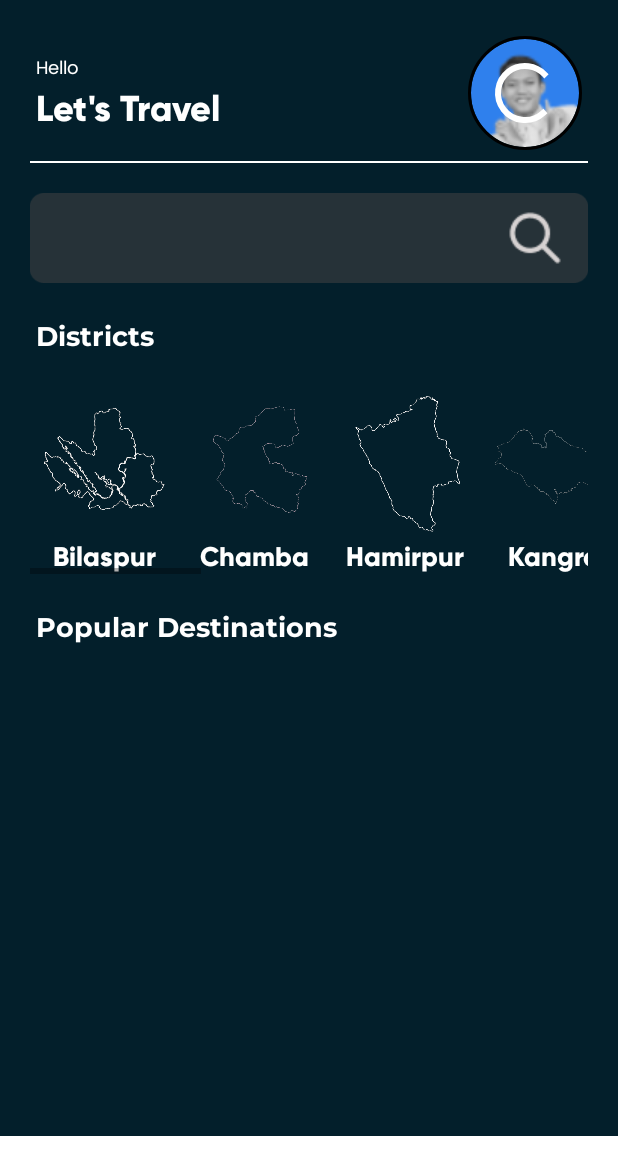
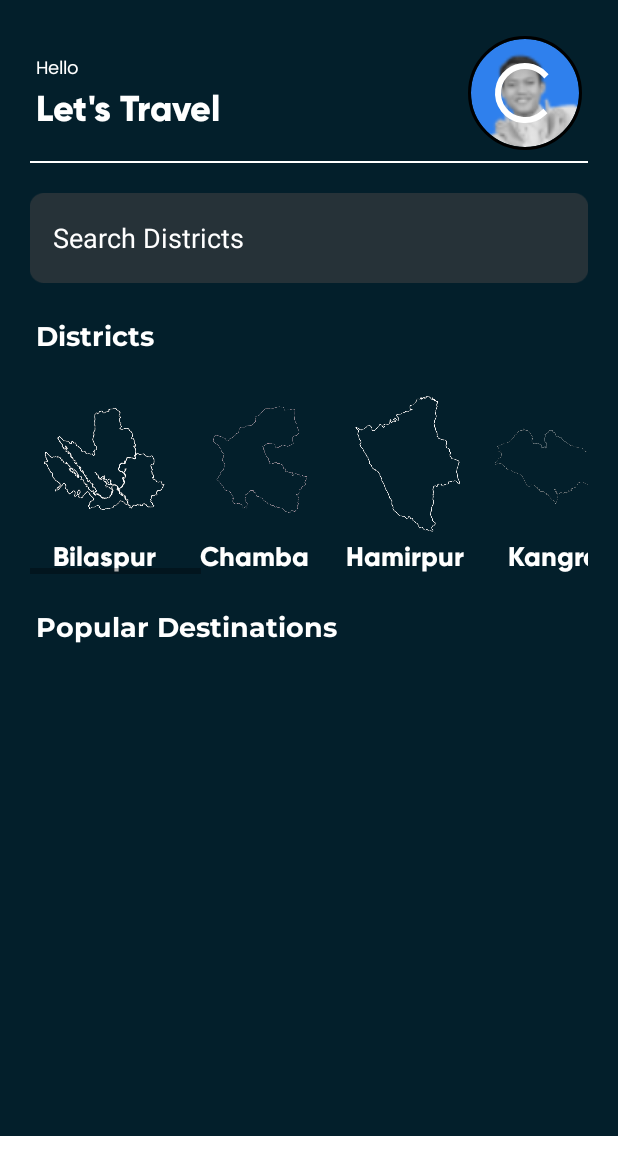
Before and after one commit to adword01/TripIT, an Android app: the layout fragment_home.xml on its own in the app's theme, with its tools: preview values and no code run, on a phone screen of 412 x 824 dp. Shown: the top 1175 px of the screen. Run offline under Robolectric (Android 15) with nearby library versions, the phone set to English and light mode, and no system bars; Roboto replaces fonts that are not available here.

Commit message:
Search Functionality Updates

```diff
--- a/app/src/main/res/layout/fragment_home.xml
+++ b/app/src/main/res/layout/fragment_home.xml
@@ -62,26 +62,21 @@
            app:layout_constraintTop_toBottomOf="@+id/textView4"
            tools:layout_editor_absoluteX="24dp" />
 
-       <androidx.appcompat.widget.SearchView
+       <EditText
            android:id="@+id/searchView"
            android:layout_width="match_parent"
            android:layout_height="60dp"
            android:layout_margin="20dp"
+           android:paddingStart="15dp"
            android:background="@drawable/searchbar_bg"
-           android:gravity="end"
-
+           android:textColorHint="@color/white"
+           android:hint="Search Districts"
+           app:searchHintIcon="@drawable/search_icon"
            android:paddingRight="15dp"
            app:layout_constraintTop_toBottomOf="@+id/view"
-           tools:layout_editor_absoluteX="20dp">
+           tools:layout_editor_absoluteX="20dp"/>
 
-           <ImageView
-               android:layout_width="40dp"
-               android:layout_height="40dp"
-               android:layout_gravity="end|center_vertical"
-               android:background="@drawable/search_icon"
-               android:paddingEnd="20dp" />
 
-       </androidx.appcompat.widget.SearchView>
 
 
        <TextView
```
